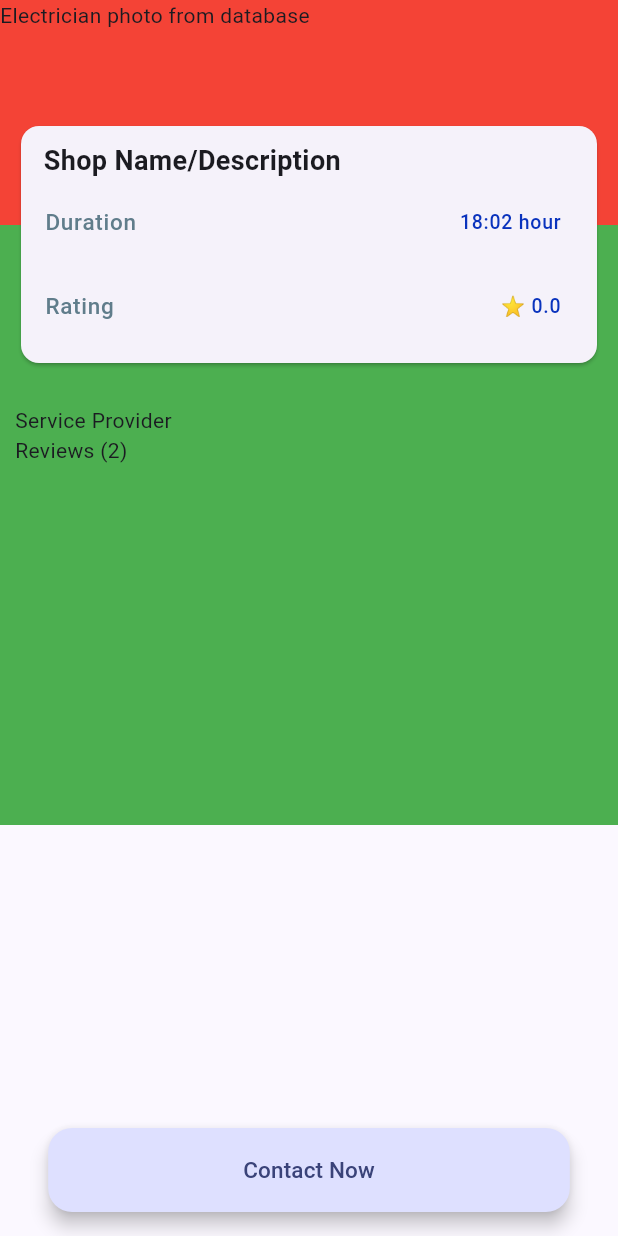
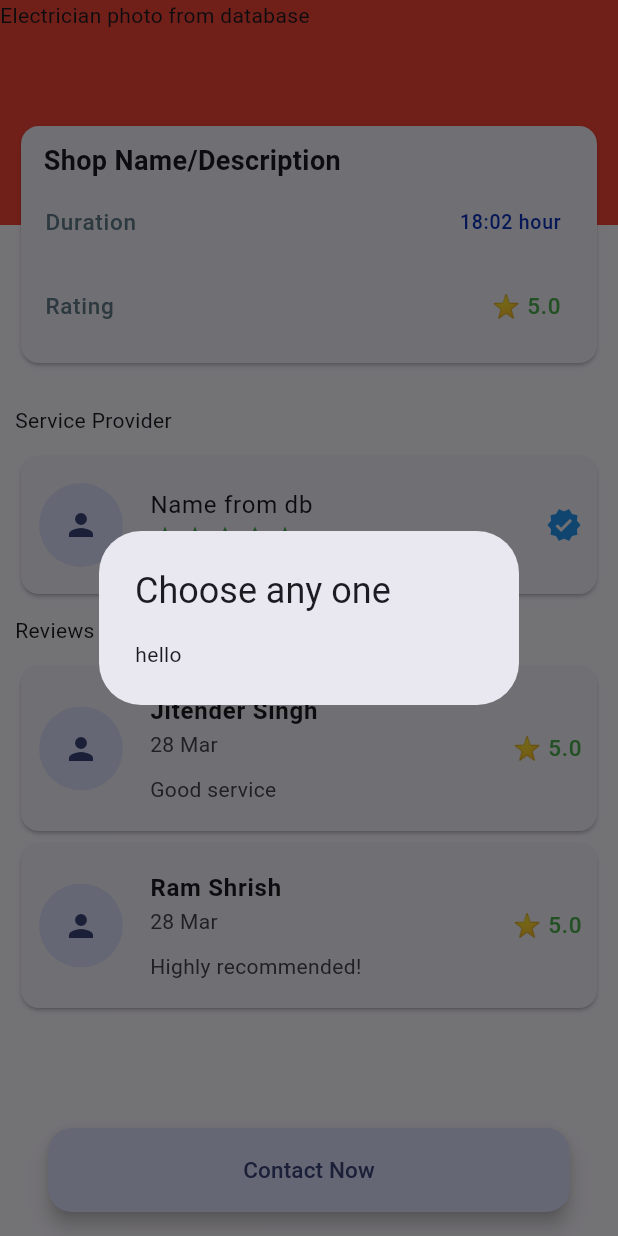
Before and after one commit to Rahullkumr/Fixitwala, a Flutter app: the ElectricianDetailsPage screen opened directly, after a tap on "Contact Now", on a phone screen of 412 x 824 dp. Run offline on Flutter 3.47's test engine with Material 3 defaults, Android fonts, the phone set to English and light mode, and no system bars.

Commit message:
add: bottomnavigationbar; reviews

```diff
--- a/lib/landing_page.dart
+++ b/lib/landing_page.dart
@@ -20,7 +20,9 @@ class LandingPage extends StatelessWidget {
 
   @override
   Widget build(BuildContext context) {
-    return SingleChildScrollView(
+    // TODO: Implement bottom navigationbar
+    return Scaffold(
+      body: SingleChildScrollView(
         child: Padding(
           padding: const EdgeInsets.all(4.0),
           child: Column(
@@ -57,6 +59,14 @@ class LandingPage extends StatelessWidget {
             ],
           ),
         ),
+      ),
+      bottomNavigationBar: NavigationBar(
+        destinations: const [
+          NavigationDestination(icon: Icon(Icons.home), label: "Home"),
+          NavigationDestination(icon: Icon(Icons.chat_rounded), label: "Chat"),
+          NavigationDestination(icon: Icon(Icons.person), label: "Profile"),
+        ],
+      ),
     );
   }
 }
--- a/lib/main.dart
+++ b/lib/main.dart
@@ -44,3 +44,16 @@ class _MyHomePageState extends State<MyHomePage> {
     );
   }
 }
+
+/*
+bottomNavigationBar: NavigationBar(
+  destinations: const [
+    NavigationDestination(icon: Icon(Icons.home), label: "Dashboard"),
+    NavigationDestination(icon: Icon(Icons.history), label: "History"),
+    // NavigationDestination(icon: Icon(Icons.menu_open), label: "Services"),
+    NavigationDestination(
+        icon: Icon(Icons.chat_rounded), label: "Chat"),
+    NavigationDestination(icon: Icon(Icons.person), label: "Profile"),
+  ],
+),
+*/
--- a/lib/service/all_electrician.dart
+++ b/lib/service/all_electrician.dart
@@ -67,7 +67,7 @@ Widget _buildServiceCard(String page, BuildContext context) {
         context,
         MaterialPageRoute(
           builder: (context) {
-            return const ElectricianDetailsPage();
+            return ElectricianDetailsPage();
           },
         ),
       );
--- a/lib/service/electrician_details.dart
+++ b/lib/service/electrician_details.dart
@@ -1,7 +1,18 @@
 import 'package:flutter/material.dart';
+import 'package:intl/intl.dart';
 
 class ElectricianDetailsPage extends StatelessWidget {
-  const ElectricianDetailsPage({super.key});
+  ElectricianDetailsPage({super.key});
+
+  //TODO: Replace with actual data from db
+  final List<String> names = [
+    'Jitender Singh',
+    'Ram Shrish',
+  ];
+  final List<String> reviews = [
+    "Good service",
+    "Highly recommended!",
+  ];
 
   @override
   Widget build(BuildContext context) {
@@ -24,19 +35,99 @@ class ElectricianDetailsPage extends StatelessWidget {
                   Padding(
                     padding: const EdgeInsets.symmetric(vertical: 150),
                     child: Container(
-                      height: 400,
                       width: double.infinity,
-                      color: Colors.green,
-                      child: const Padding(
+                      // color: Colors.green,
+                      child: Padding(
                         // service provider section
-                        padding: EdgeInsets.only(top: 120, left: 10),
+                        padding: const EdgeInsets.only(
+                            top: 120, left: 10, right: 10),
                         child: Column(
                           crossAxisAlignment: CrossAxisAlignment.start,
                           children: [
-                            Text("Service Provider"),
-                            // TODO: one card here
-                            Text("Reviews (2)"),
-                            // TODO: two cards here
+                            const Text("Service Provider"),
+                            const SizedBox(height: 10),
+                            const Card(
+                              child: ListTile(
+                                contentPadding: EdgeInsets.all(10),
+                                leading: CircleAvatar(
+                                  radius: 30,
+                                  // TODO: Image from db
+                                  child: Icon(Icons.person),
+                                ),
+                                title: Text("Name from db"),
+                                subtitle: Row(
+                                  // TODO: rating from db
+                                  children: [
+                                    Icon(Icons.star,
+                                        color: Colors.green, size: 20),
+                                    Icon(Icons.star,
+                                        color: Colors.green, size: 20),
+                                    Icon(Icons.star,
+                                        color: Colors.green, size: 20),
+                                    Icon(Icons.star,
+                                        color: Colors.green, size: 20),
+                                    Icon(Icons.star,
+                                        color: Colors.green, size: 20),
+                                  ],
+                                ),
+                                trailing: Icon(
+                                  Icons.verified,
+                                  color: Colors.blue,
+                                ),
+                              ),
+                            ),
+                            const SizedBox(height: 10),
+
+                            const Text("Reviews (2)"),
+                            const SizedBox(height: 10),
+
+                            // TODO: implement after getting data from db
+
+                            ListView.builder(
+                              shrinkWrap:
+                                  true, // Important for scrolling within a column
+                              physics:
+                                  const NeverScrollableScrollPhysics(), // Prevents double scrolling
+                              itemCount: names.length,
+                              itemBuilder: (context, index) {
+                                final name = names[index];
+                                return Card(
+                                  child: ListTile(
+                                    contentPadding: const EdgeInsets.all(10),
+                                    leading: const CircleAvatar(
+                                      radius: 30,
+                                      // TODO: Image from db
+                                      child: Icon(Icons.person),
+                                    ),
+                                    title: Text(
+                                      name,
+                                      style: const TextStyle(
+                                          fontWeight: FontWeight.bold),
+                                    ),
+                                    subtitle: Column(
+                                      crossAxisAlignment: CrossAxisAlignment
+                                          .start,
+                                      children: [
+                                        Text(
+                                          // TODO: date from database
+                                          DateFormat('dd MMM')
+                                              .format(DateTime.now()),
+                                        ),
+                                        const SizedBox(height: 10),
+                                        Text(reviews[index]),
+                                      ],
+                                    ),
+                                    trailing: const Text(
+                                      "⭐ 5.0",
+                                      style: TextStyle(
+                                        fontSize: 15,
+                                        color: Colors.green,
+                                      ),
+                                    ),
+                                  ),
+                                );
+                              },
+                            ),
                           ],
                         ),
                       ),
@@ -67,6 +158,7 @@ class ElectricianDetailsPage extends StatelessWidget {
                                   style: TextStyle(
                                       color: Colors.blueGrey, fontSize: 15)),
                               trailing: Text(
+                                // TODO data from db
                                 "18:02 hour",
                                 style: TextStyle(
                                   color: Color.fromARGB(255, 10, 51, 189),
@@ -79,10 +171,10 @@ class ElectricianDetailsPage extends StatelessWidget {
                                   style: TextStyle(
                                       color: Colors.blueGrey, fontSize: 15)),
                               trailing: Text(
-                                "⭐ 0.0",
+                                "⭐ 5.0",
                                 style: TextStyle(
-                                  color: Color.fromARGB(255, 10, 51, 189),
-                                  fontSize: 13,
+                                  color: Colors.green,
+                                  fontSize: 15,
                                 ),
                               ),
                             ),
@@ -98,27 +190,25 @@ class ElectricianDetailsPage extends StatelessWidget {
         ),
         floatingActionButton: FloatingActionButton.extended(
           onPressed: () {
-
             //TODO: opens up a dialog having 4 options
-
+            showDialog(
+              context: context,
+              builder: (BuildContext context) {
+                return const AlertDialog(
+                  title: Text('Choose any one'),
+                  content: Text("hello"),
+                );
+              },
+            );
           },
-          label: const Text("Contact Now", style: TextStyle(fontSize: 15),),
+          label: const Text(
+            "Contact Now",
+            style: TextStyle(fontSize: 15),
+          ),
           extendedPadding: const EdgeInsets.symmetric(horizontal: 130),
           elevation: 5,
         ),
         floatingActionButtonLocation: FloatingActionButtonLocation.centerFloat,
-        /*
-        bottomNavigationBar: NavigationBar(
-          destinations: const [
-            NavigationDestination(icon: Icon(Icons.home), label: "Dashboard"),
-            NavigationDestination(icon: Icon(Icons.history), label: "History"),
-            // NavigationDestination(icon: Icon(Icons.menu_open), label: "Services"),
-            NavigationDestination(
-                icon: Icon(Icons.chat_rounded), label: "Chat"),
-            NavigationDestination(icon: Icon(Icons.person), label: "Profile"),
-          ],
-        ),
-        */
       ),
     );
   }
--- a/pubspec.yaml
+++ b/pubspec.yaml
@@ -13,6 +13,7 @@ dependencies:
     sdk: flutter
 
   cupertino_icons: ^1.0.2
+  intl: ^0.19.0
 
 dev_dependencies:
   flutter_test:
```
Also changed, not shown: pubspec.lock. Lines whose indentation alone changed are shown as unchanged.
